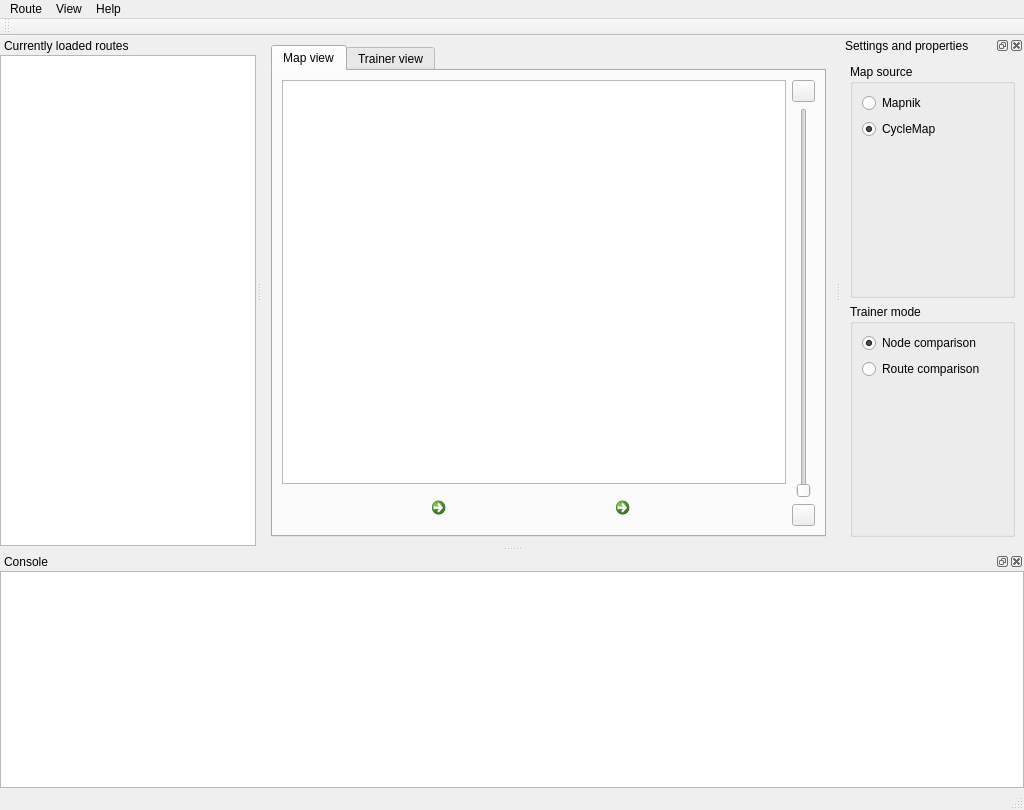
Qt form tea.ui (mueslo/TEA) before a commit.
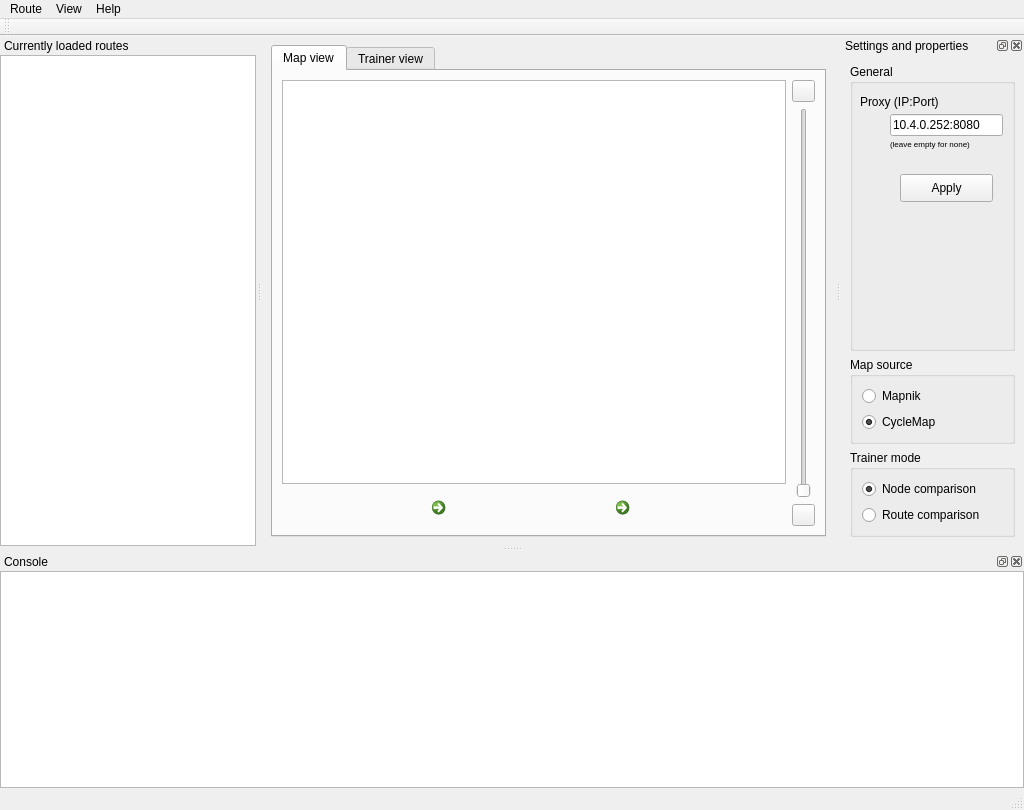
The same form after that commit. Icons and pictures are not drawn. Custom widgets are drawn as their Qt base class.

Commit message: proxy capabilites implemented (HttpCachingProxy for the osm tile GET requests)

Patch:
```diff
--- a/tea.ui
+++ b/tea.ui
@@ -542,7 +542,7 @@
    <property name="minimumSize">
     <size>
      <width>183</width>
-     <height>229</height>
+     <height>259</height>
     </size>
    </property>
    <property name="windowIcon">
@@ -560,6 +560,76 @@
    </attribute>
    <widget class="QWidget" name="dockWidgetContents">
     <layout class="QVBoxLayout" name="verticalLayout_2">
+     <item>
+      <widget class="QGroupBox" name="grpbGeneralSettings">
+       <property name="sizePolicy">
+        <sizepolicy hsizetype="MinimumExpanding" vsizetype="MinimumExpanding">
+         <horstretch>0</horstretch>
+         <verstretch>0</verstretch>
+        </sizepolicy>
+       </property>
+       <property name="title">
+        <string>General</string>
+       </property>
+       <widget class="QLineEdit" name="edtProxy">
+        <property name="geometry">
+         <rect>
+          <x>40</x>
+          <y>50</y>
+          <width>113</width>
+          <height>22</height>
+         </rect>
+        </property>
+        <property name="text">
+         <string>10.4.0.252:8080</string>
+        </property>
+       </widget>
+       <widget class="QPushButton" name="btnGeneralSettings">
+        <property name="geometry">
+         <rect>
+          <x>50</x>
+          <y>110</y>
+          <width>93</width>
+          <height>28</height>
+         </rect>
+        </property>
+        <property name="text">
+         <string>Apply</string>
+        </property>
+       </widget>
+       <widget class="QLabel" name="label">
+        <property name="geometry">
+         <rect>
+          <x>10</x>
+          <y>30</y>
+          <width>141</width>
+          <height>16</height>
+         </rect>
+        </property>
+        <property name="text">
+         <string>Proxy (IP:Port)</string>
+        </property>
+       </widget>
+       <widget class="QLabel" name="label_2">
+        <property name="geometry">
+         <rect>
+          <x>40</x>
+          <y>70</y>
+          <width>111</width>
+          <height>20</height>
+         </rect>
+        </property>
+        <property name="font">
+         <font>
+          <pointsize>6</pointsize>
+         </font>
+        </property>
+        <property name="text">
+         <string>(leave empty for none)</string>
+        </property>
+       </widget>
+      </widget>
+     </item>
      <item>
       <widget class="QGroupBox" name="grpbMapSource">
        <property name="title">
```
Left out of the diff: 8 changed lines with no effect on the pictures. The commit also changes 6 other files.
